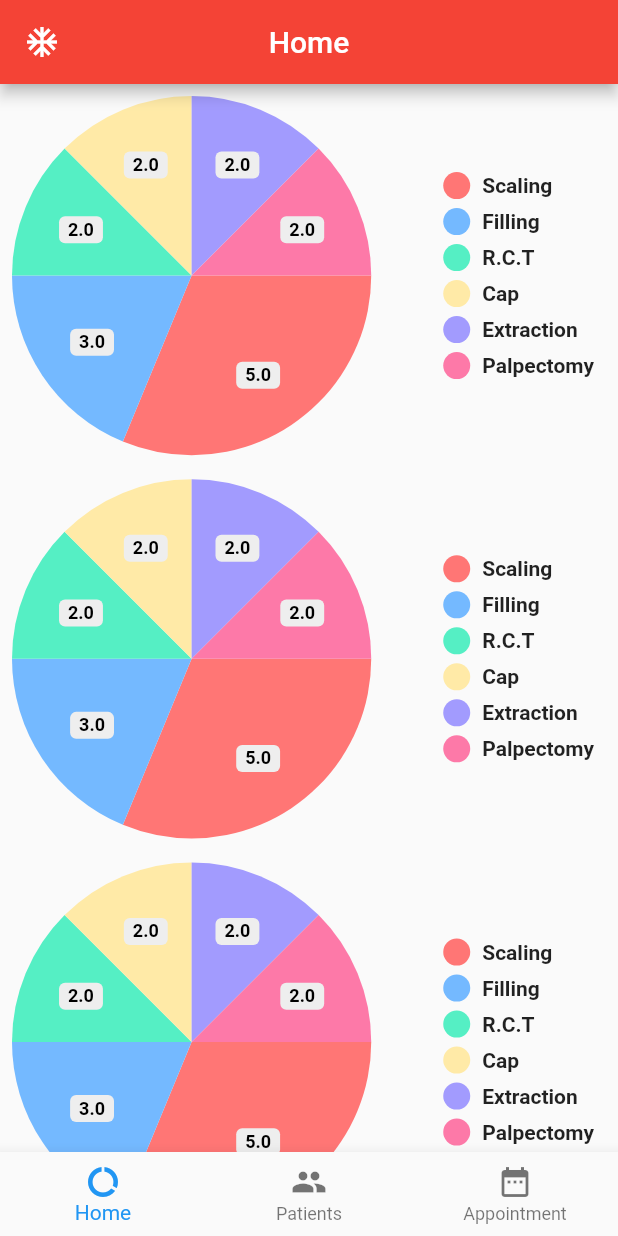
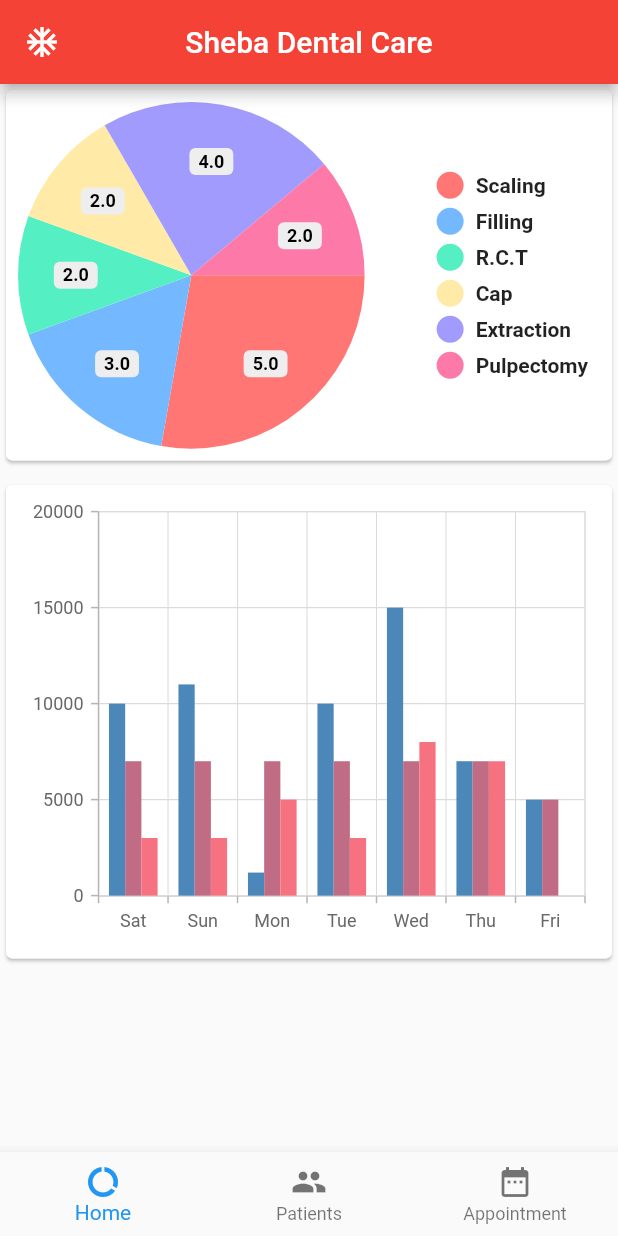
Before and after one commit to mazharulsabbir/dental_patient_management, a Flutter app: the screen it shows after launch, on a phone screen of 412 x 824 dp. Run offline on Flutter 3.47's test engine with Material 2 defaults, Android fonts, the phone set to English and light mode, and no system bars; drawn by our look-alikes of pie_chart; our stand-ins replace syncfusion_flutter_charts; missing offline and left inert: flutter_sparkline.

Commit message:
spline chart added

```diff
--- /dev/null
+++ b/lib/model/chart_data.dart
@@ -0,0 +1,8 @@
+class ChartData {
+  ChartData(this.name, this.total, this.paid, this.due);
+
+  final String name;
+  final double total;
+  final double paid;
+  final double due;
+}
--- a/lib/screens/appointments.dart
+++ b/lib/screens/appointments.dart
@@ -1,5 +1,4 @@
 import 'package:dental_patient_management/model/patient.dart';
-import 'package:dental_patient_management/screens/patinet_page.dart';
 import 'package:dental_patient_management/widgets/patient_list_item.dart';
 import 'package:flutter/material.dart';
 import 'package:flutter/rendering.dart';
--- a/lib/screens/earnings.dart
+++ b/lib/screens/earnings.dart
@@ -1,5 +1,7 @@
+import 'package:dental_patient_management/model/chart_data.dart';
+import 'package:dental_patient_management/widgets/charts.dart';
 import 'package:flutter/material.dart';
-import 'package:pie_chart/pie_chart.dart';
+import 'dart:math' as math;
 
 class Earnings extends StatefulWidget {
   @override
@@ -11,7 +13,7 @@ class _EarningsState extends State<Earnings> {
   Widget build(BuildContext context) {
     return Scaffold(
       appBar: AppBar(
-        title: Text('Home'),
+        title: Text('Sheba Dental Care'),
         centerTitle: true,
         leading: IconButton(
           icon: Icon(Icons.ac_unit),
@@ -22,29 +24,53 @@ class _EarningsState extends State<Earnings> {
       ),
       body: ListView(
         children: <Widget>[
-          Center(child: pieChart()),
-          Center(child: pieChart()),
-          Center(child: pieChart()),
-          Center(child: pieChart()),
+          Column(
+            children: <Widget>[
+              Card(
+                child: MyChart().pieChart(dataMap()),
+              ),
+              SizedBox(
+                height: 8.0,
+              ),
+              Card(
+                child: Padding(
+                  padding: EdgeInsets.all(8.0),
+                  // child: MyChart().lineChart(_generateRandomData(7)),
+                  child: MyChart().splineChart(chartData())  ,
+                ),
+              ),
+
+            ],
+          ),
         ],
       ),
     );
   }
 
-  Widget pieChart() {
+  var random = new math.Random();
+
+  List<ChartData> chartData() {
+    var chartData = [
+      ChartData('Sat', 10000, 7000, 3000),
+      ChartData('Sun', 11000, 7000, 3000),
+      ChartData('Mon', 1200, 7000, 5000),
+      ChartData('Tue', 10000, 7000, 3000),
+      ChartData('Wed', 15000, 7000, 8000),
+      ChartData('Thu', 7000, 7000, 7000),
+      ChartData('Fri', 5000, 5000, 0),
+    ];
+    return chartData;
+  }
+
+  Map<String, double> dataMap() {
     Map<String, double> dataMap = new Map();
     dataMap.putIfAbsent("Scaling", () => 5);
     dataMap.putIfAbsent("Filling", () => 3);
     dataMap.putIfAbsent("R.C.T", () => 2);
     dataMap.putIfAbsent("Cap", () => 2);
-    dataMap.putIfAbsent("Extraction", () => 2);
-    dataMap.putIfAbsent("Palpectomy", () => 2);
+    dataMap.putIfAbsent("Extraction", () => 4);
+    dataMap.putIfAbsent("Pulpectomy", () => 2);
 
-    return PieChart(
-      dataMap: dataMap,
-      legendPosition: LegendPosition.right,
-      chartType: ChartType.disc,
-      showLegends: true,
-    );
+    return dataMap;
   }
 }
--- /dev/null
+++ b/lib/widgets/charts.dart
@@ -0,0 +1,55 @@
+import 'package:dental_patient_management/model/chart_data.dart';
+import 'package:flutter/material.dart';
+import 'package:flutter_sparkline/flutter_sparkline.dart';
+import 'package:pie_chart/pie_chart.dart';
+import 'package:syncfusion_flutter_charts/charts.dart';
+
+class MyChart {
+  Widget pieChart(Map<String, double> dataMap) {
+    return PieChart(
+      dataMap: dataMap,
+      chartType: ChartType.disc,
+      showLegends: true,
+    );
+  }
+
+  Widget lineChart(var data) {
+    return Sparkline(
+      data: data,
+      lineWidth: 8.0,
+      lineGradient: new LinearGradient(
+        begin: Alignment.topCenter,
+        end: Alignment.bottomCenter,
+        colors: [Colors.purple[800], Colors.purple[200]],
+      ),
+      // fillMode: FillMode.below,
+      // fillGradient: new LinearGradient(
+      //   begin: Alignment.topCenter,
+      //   end: Alignment.bottomCenter,
+      //   colors: [Colors.purple[800], Colors.purple[200]],
+      // ),
+      pointsMode: PointsMode.all,
+      pointColor: Colors.amber,
+    );
+  }
+
+  Widget splineChart(List<ChartData> chartData) {
+    return SfCartesianChart(
+      primaryXAxis: CategoryAxis(),
+      series: <CartesianSeries>[
+        ColumnSeries<ChartData, String>(
+            dataSource: chartData,
+            xValueMapper: (ChartData data, _) => data.name,
+            yValueMapper: (ChartData data, _) => data.total),
+        ColumnSeries<ChartData, String>(
+            dataSource: chartData,
+            xValueMapper: (ChartData data, _) => data.name,
+            yValueMapper: (ChartData data, _) => data.paid),
+        ColumnSeries<ChartData, String>(
+            dataSource: chartData,
+            xValueMapper: (ChartData data, _) => data.name,
+            yValueMapper: (ChartData data, _) => data.due)
+      ],
+    );
+  }
+}
--- a/pubspec.yaml
+++ b/pubspec.yaml
@@ -26,6 +26,8 @@ dependencies:
   english_words: ^3.1.0
   intl: ">=0.14.0"
   pie_chart: ^3.1.1
+  flutter_sparkline: ^0.1.0
+  syncfusion_flutter_charts: ^1.0.0-beta.3
 
 dev_dependencies:
   flutter_test:
```
Also changed, not shown: pubspec.lock.
